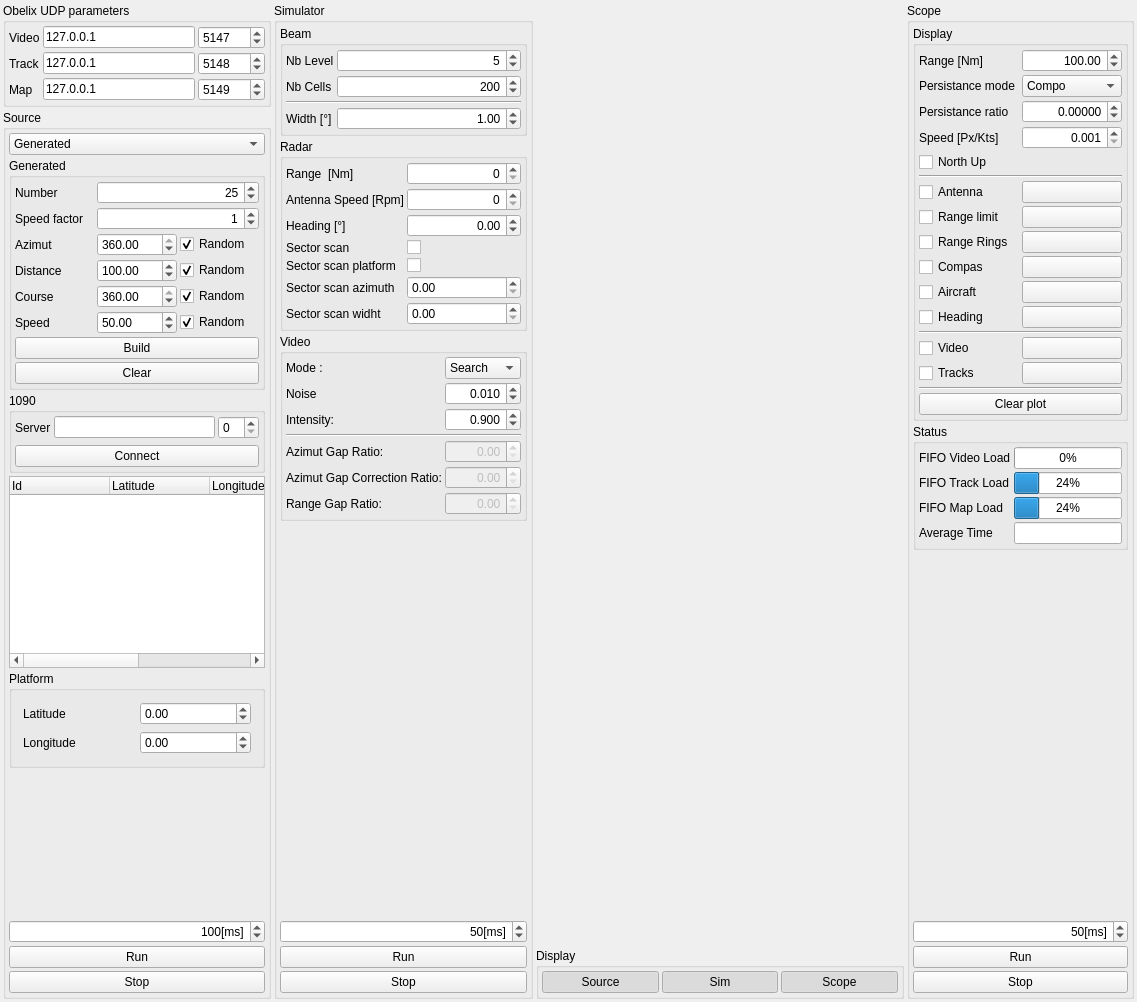
Qt form Src/ObelixTestApp/MainWindow.ui (chootair/RadarObelix) before a commit.
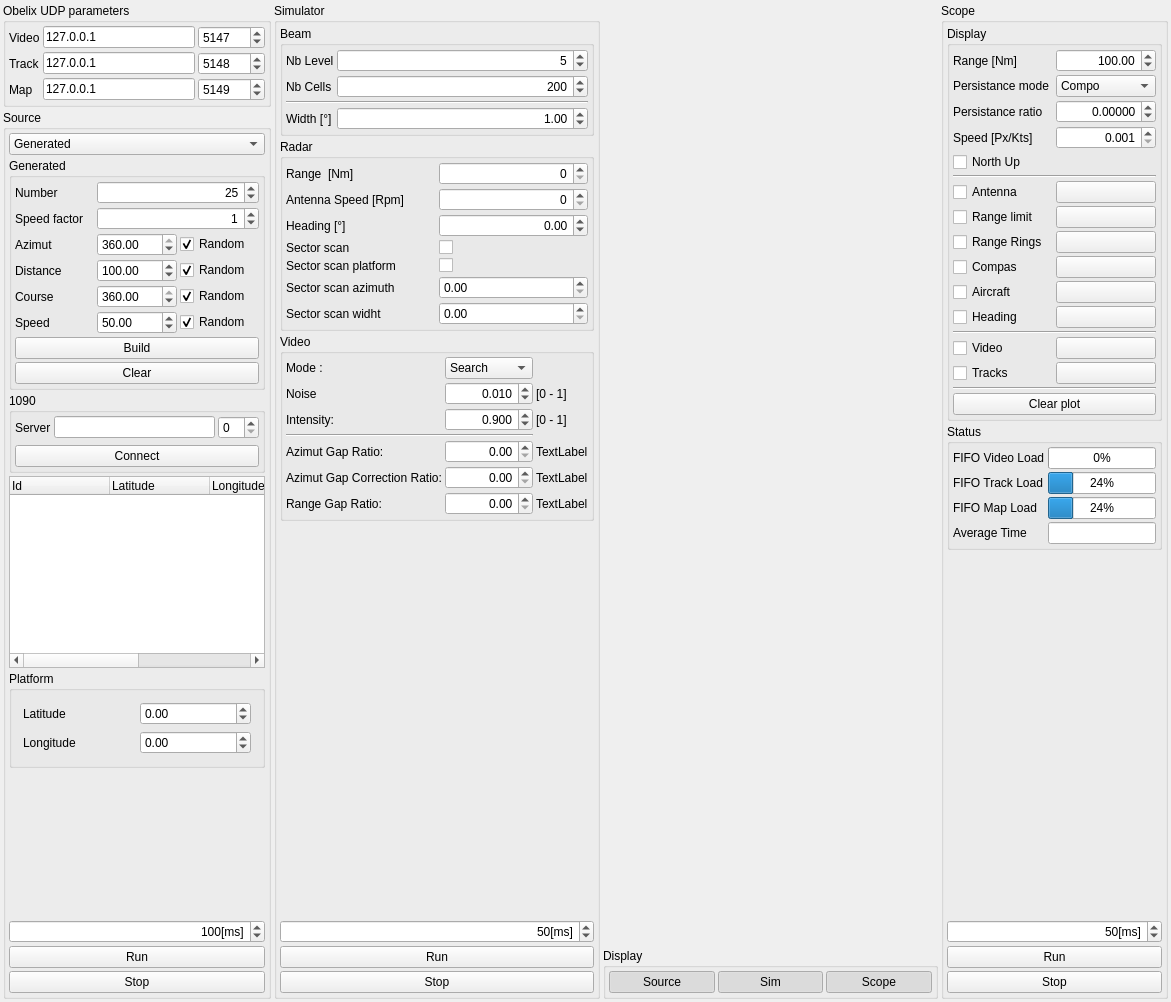
The same form after that commit. Custom widgets are drawn as their Qt base class.

```diff
--- a/Src/ObelixTestApp/MainWindow.ui
+++ b/Src/ObelixTestApp/MainWindow.ui
@@ -6,7 +6,7 @@
    <rect>
     <x>0</x>
     <y>0</y>
-    <width>1137</width>
+    <width>1171</width>
     <height>1002</height>
    </rect>
   </property>
@@ -267,7 +267,7 @@
           <item row="6" column="1">
            <widget class="QDoubleSpinBox" name="sbxRangeGapRto">
             <property name="enabled">
-             <bool>false</bool>
+             <bool>true</bool>
             </property>
             <property name="alignment">
              <set>Qt::AlignRight|Qt::AlignTrailing|Qt::AlignVCenter</set>
@@ -283,13 +283,13 @@
           <item row="4" column="1">
            <widget class="QDoubleSpinBox" name="sbxAzGapRto">
             <property name="enabled">
-             <bool>false</bool>
+             <bool>true</bool>
             </property>
             <property name="alignment">
              <set>Qt::AlignRight|Qt::AlignTrailing|Qt::AlignVCenter</set>
             </property>
             <property name="maximum">
-             <double>99.000000000000000</double>
+             <double>999.000000000000000</double>
             </property>
             <property name="singleStep">
              <double>1.000000000000000</double>
@@ -299,13 +299,13 @@
           <item row="5" column="1">
            <widget class="QDoubleSpinBox" name="sbxAzCorrectionGapRto">
             <property name="enabled">
-             <bool>false</bool>
+             <bool>true</bool>
             </property>
             <property name="alignment">
              <set>Qt::AlignRight|Qt::AlignTrailing|Qt::AlignVCenter</set>
             </property>
             <property name="maximum">
-             <double>99.000000000000000</double>
+             <double>999.000000000000000</double>
             </property>
             <property name="singleStep">
              <double>1.000000000000000</double>
@@ -319,6 +319,30 @@
             </property>
            </widget>
           </item>
+          <item row="0" column="1">
+           <widget class="QComboBox" name="cbxVideoMode">
+            <item>
+             <property name="text">
+              <string>Search</string>
+             </property>
+            </item>
+            <item>
+             <property name="text">
+              <string>Weather</string>
+             </property>
+            </item>
+            <item>
+             <property name="text">
+              <string>Test Clock</string>
+             </property>
+            </item>
+            <item>
+             <property name="text">
+              <string>Test</string>
+             </property>
+            </item>
+           </widget>
+          </item>
           <item row="6" column="0">
            <widget class="QLabel" name="label_13">
             <property name="text">
@@ -333,25 +357,6 @@
             </property>
            </widget>
           </item>
-          <item row="0" column="1">
-           <widget class="QComboBox" name="cbxVideoMode">
-            <item>
-             <property name="text">
-              <string>Search</string>
-             </property>
-            </item>
-            <item>
-             <property name="text">
-              <string>Weather</string>
-             </property>
-            </item>
-            <item>
-             <property name="text">
-              <string>Test</string>
-             </property>
-            </item>
-           </widget>
-          </item>
           <item row="5" column="0">
            <widget class="QLabel" name="label_11">
             <property name="text">
@@ -392,6 +397,41 @@
             </property>
            </widget>
           </item>
+          <item row="2" column="2">
+           <widget class="QLabel" name="label_36">
+            <property name="text">
+             <string>[0 - 1]</string>
+            </property>
+           </widget>
+          </item>
+          <item row="1" column="2">
+           <widget class="QLabel" name="label_37">
+            <property name="text">
+             <string>[0 - 1]</string>
+            </property>
+           </widget>
+          </item>
+          <item row="4" column="2">
+           <widget class="QLabel" name="label_38">
+            <property name="text">
+             <string>TextLabel</string>
+            </property>
+           </widget>
+          </item>
+          <item row="5" column="2">
+           <widget class="QLabel" name="label_39">
+            <property name="text">
+             <string>TextLabel</string>
+            </property>
+           </widget>
+          </item>
+          <item row="6" column="2">
+           <widget class="QLabel" name="label_40">
+            <property name="text">
+             <string>TextLabel</string>
+            </property>
+           </widget>
+          </item>
          </layout>
         </widget>
        </item>
```
